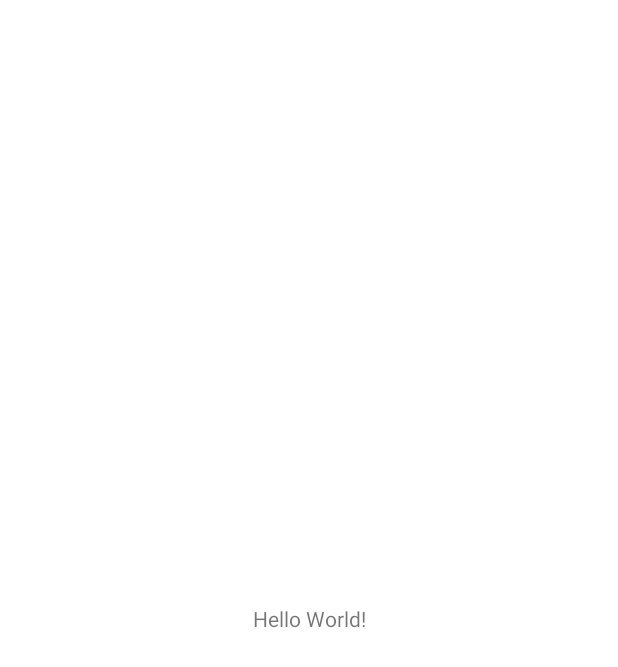
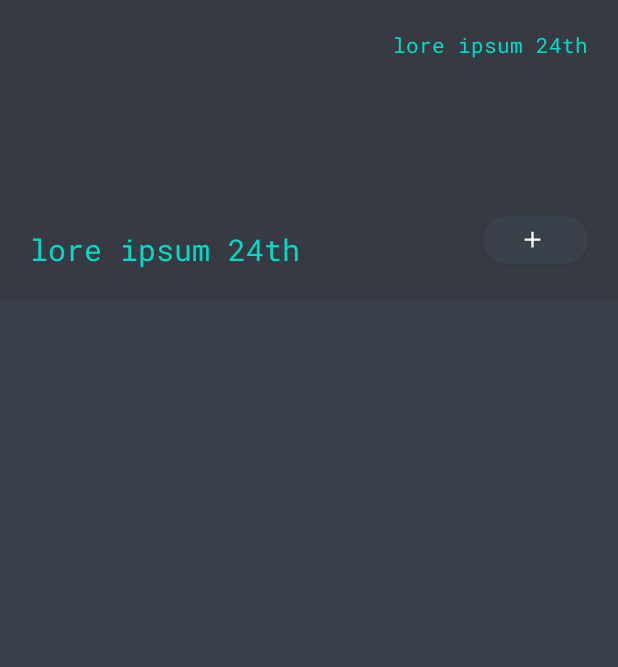
Before and after one commit to ahzamee/to-do-list, an Android app: the screen it shows after launch (MainActivity), on a phone screen of 412 x 824 dp. Before the commit the part shown is almost empty. Shown: the top 667 px of the screen. Run offline under Robolectric (Android 15) with nearby library versions, the light colour scheme and no system bars.

Commit message:
feat: home page with add_btn, date_txt_v, greeting_txt_v

```diff
--- /dev/null
+++ b/app/src/main/res/drawable/ic_add.xml
@@ -0,0 +1,5 @@
+<vector android:height="24dp" android:tint="#FFFFFF"
+    android:viewportHeight="24" android:viewportWidth="24"
+    android:width="24dp" xmlns:android="http://schemas.android.com/apk/res/android">
+    <path android:fillColor="@android:color/white" android:pathData="M19,13h-6v6h-2v-6H5v-2h6V5h2v6h6v2z"/>
+</vector>
--- a/app/src/main/res/layout/activity_main.xml
+++ b/app/src/main/res/layout/activity_main.xml
@@ -4,16 +4,43 @@
     xmlns:tools="http://schemas.android.com/tools"
     android:layout_width="match_parent"
     android:layout_height="match_parent"
+    android:background="@color/dark_grayish_blue"
     tools:context=".MainActivity">
 
-    <TextView
-        android:id="@+id/textView"
-        android:layout_width="wrap_content"
-        android:layout_height="wrap_content"
-        android:text="Hello World!"
-        app:layout_constraintBottom_toBottomOf="parent"
-        app:layout_constraintEnd_toEndOf="parent"
-        app:layout_constraintStart_toStartOf="parent"
-        app:layout_constraintTop_toTopOf="parent" />
+    <androidx.constraintlayout.widget.ConstraintLayout
+        android:id="@+id/header"
+        android:layout_width="match_parent"
+        android:layout_height="200dp"
+        android:padding="20dp"
+        android:background="@color/very_dark_grayish_blue"
+        app:layout_constraintTop_toTopOf="parent">
+
+        <TextView
+            android:id="@+id/today_date"
+            style="@style/txt_v"
+            app:layout_constraintTop_toTopOf="parent"
+            app:layout_constraintRight_toRightOf="parent"/>
+
+        <TextView
+            android:id="@+id/greeting"
+            style="@style/txt_v"
+            android:layout_width="match_parent"
+            android:textSize="20sp"
+            app:layout_constraintBottom_toBottomOf="parent"
+            app:layout_constraintLeft_toLeftOf="parent"
+            app:layout_constraintRight_toLeftOf="@+id/add_item" />
+
+        <Button
+            android:id="@+id/add_item"
+            style="@style/Widget.Material3.Button.ElevatedButton"
+            android:layout_width="70dp"
+            android:layout_height="40dp"
+            android:backgroundTint="@color/dark_grayish_blue"
+            app:icon="@drawable/ic_add"
+            app:iconTint="@color/white"
+            app:layout_constraintBottom_toBottomOf="parent"
+            app:layout_constraintRight_toRightOf="parent" />
+
+    </androidx.constraintlayout.widget.ConstraintLayout>
 
 </androidx.constraintlayout.widget.ConstraintLayout>
--- a/app/src/main/res/values/colors.xml
+++ b/app/src/main/res/values/colors.xml
@@ -7,4 +7,6 @@
     <color name="teal_700">#FF018786</color>
     <color name="black">#FF000000</color>
     <color name="white">#FFFFFFFF</color>
+    <color name="very_dark_grayish_blue">#373a42</color>
+    <color name="dark_grayish_blue">#3B414A</color>
 </resources>
--- a/app/src/main/res/values/themes.xml
+++ b/app/src/main/res/values/themes.xml
@@ -10,7 +10,7 @@
         <item name="colorSecondaryVariant">@color/teal_700</item>
         <item name="colorOnSecondary">@color/black</item>
         <!-- Status bar color. -->
-        <item name="android:statusBarColor" tools:targetApi="l">?attr/colorPrimaryVariant</item>
+        <item name="android:statusBarColor" tools:targetApi="l">@color/very_dark_grayish_blue</item>
         <!-- Customize your theme here. -->
     </style>
 
@@ -18,4 +18,13 @@
         <item name="android:windowBackground">@drawable/splash_background</item>
         <item name="android:statusBarColor" tools:targetApi="l">@color/white</item>
     </style>
+
+    <style name="txt_v">
+        <item name="android:layout_width">wrap_content</item>
+        <item name="android:layout_height">wrap_content</item>
+        <item name="fontFamily">@font/roboto_mono</item>
+        <item name="android:text">lore ipsum 24th</item>
+        <item name="android:textColor">@color/teal_200</item>
+        <item name="android:textSize">14sp</item>
+    </style>
 </resources>
```
Also changed, not shown: app/src/main/res/font/roboto_mono.ttf (added).
